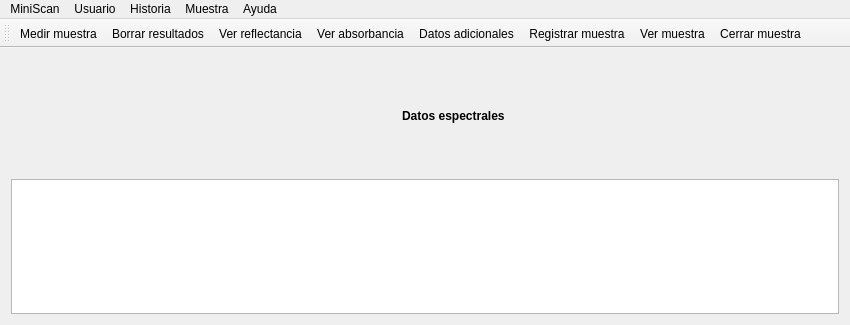
Before: the Qt Designer form mainwindow.ui in Gabnz/Spectrasoft, drawn with Qt 5.
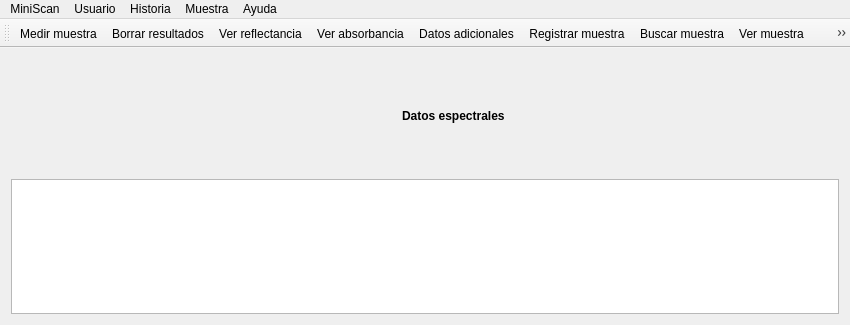
After: the same form once the commit is applied. Icons and pictures are not drawn.

Diff of the .ui file:
```diff
--- a/mainwindow.ui
+++ b/mainwindow.ui
@@ -299,6 +299,7 @@
    <addaction name="actionVer_absorbancia"/>
    <addaction name="actionDatos_adicionales"/>
    <addaction name="actionRegistrar_muestra"/>
+   <addaction name="actionBuscar_muestra"/>
    <addaction name="actionVer_muestra"/>
    <addaction name="actionCerrar_muestra"/>
   </widget>
```
Left out of the diff: 4 changed lines with no effect on the pictures.
